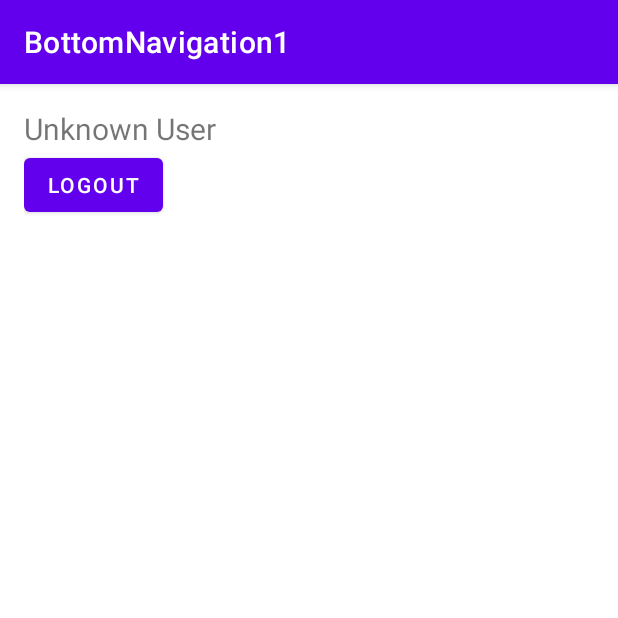
After one commit to lyx0902/WiseBrush, an Android app built with Jetpack Compose: the UserHomeActivity screen opened directly, with no data from a screen before it, on a phone screen of 412 x 824 dp, the top half of it. The commit adds this screen. Run offline under Robolectric (Android 15) with nearby library versions, the phone set to English and light mode, and no system bars.

Commit message:
pic2pic update

```diff
--- a/app/src/main/AndroidManifest.xml
+++ b/app/src/main/AndroidManifest.xml
@@ -18,6 +18,10 @@
         android:networkSecurityConfig="@xml/network_security_config"
         tools:targetApi="31">
         <activity
+            android:name=".ui.notifications.UserHomeActivity"
+            android:exported="true">
+        </activity>
+        <activity
             android:name=".MainActivity"
             android:exported="true"
             android:label="@string/app_name">
--- /dev/null
+++ b/app/src/main/java/com/example/bottomnavigation1/ui/notifications/UserHomeActivity.kt
@@ -0,0 +1,31 @@
+package com.example.bottomnavigation1.ui.notifications
+
+import android.os.Bundle
+import android.util.Log
+import android.widget.Button
+import android.widget.TextView
+import androidx.appcompat.app.AppCompatActivity
+import com.example.bottomnavigation1.R
+
+class UserHomeActivity : AppCompatActivity() {
+
+    override fun onCreate(savedInstanceState: Bundle?) {
+        super.onCreate(savedInstanceState)
+        setContentView(R.layout.activity_user_home)
+
+        val username = intent.getStringExtra("username")
+        Log.d("UserHomeActivity", "Username: $username") // 添加日志记录
+
+        val usernameTextView = findViewById<TextView>(R.id.usernameTextView)
+        if (username != null) {
+            usernameTextView.text = username
+        } else {
+            usernameTextView.text = "Unknown User"
+        }
+
+        val logoutButton = findViewById<Button>(R.id.logoutButton)
+        logoutButton.setOnClickListener {
+            finish() // Close the UserHomeActivity and return to NotificationsFragment
+        }
+    }
+}
--- /dev/null
+++ b/app/src/main/res/layout/activity_user_home.xml
@@ -0,0 +1,22 @@
+<?xml version="1.0" encoding="utf-8"?>
+<LinearLayout xmlns:android="http://schemas.android.com/apk/res/android"
+    android:layout_width="match_parent"
+    android:layout_height="match_parent"
+    android:orientation="vertical"
+    android:padding="16dp">
+
+    <TextView
+        android:id="@+id/usernameTextView"
+        android:layout_width="wrap_content"
+        android:layout_height="wrap_content"
+        android:text="Username"
+        android:textSize="20sp"
+        android:visibility="visible"/>
+
+    <Button
+        android:id="@+id/logoutButton"
+        android:layout_width="wrap_content"
+        android:layout_height="wrap_content"
+        android:text="Logout"
+        android:visibility="visible"/>
+</LinearLayout>
--- a/app/src/main/res/layout/fragment_notifications.xml
+++ b/app/src/main/res/layout/fragment_notifications.xml
@@ -103,7 +103,7 @@
         android:id="@+id/newUserInterfaceStub"
         android:layout_width="match_parent"
         android:layout_height="match_parent"
-        android:layout="@layout/layout_new_user_interface"
+        android:layout="@layout/fragment_dashboard"
         android:visibility="gone"/>
 
 </androidx.constraintlayout.widget.ConstraintLayout>
```
Also changed, not shown: app/src/main/java/com/example/bottomnavigation1/ui/notifications/NotificationsFragment.kt (+10 -31 lines), app/src/main/res/layout/layout_new_user_interface.xml (deleted, +0 -77 lines).
